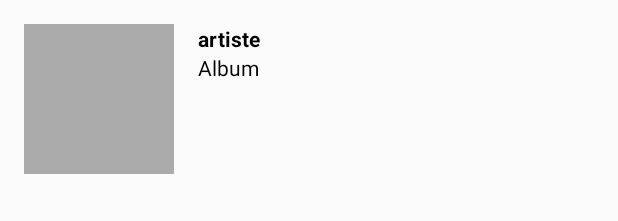
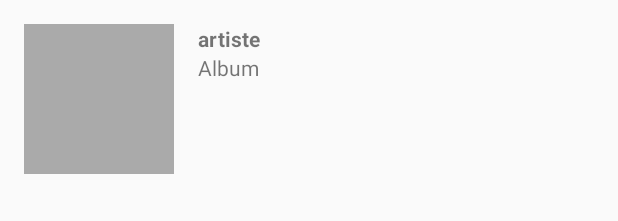
Before and after one commit to Gui-B/STRI-IHM-EXO4, an Android app: the layout row.xml on its own in the app's theme, with its tools: preview values and no code run, on a phone screen of 412 x 824 dp. Shown: the top 221 px of the screen. Run offline under Robolectric (Android 15) with nearby library versions, the light colour scheme and no system bars.

Commit message:
BETTER BETTER

```diff
--- a/app/src/main/res/layout/row.xml
+++ b/app/src/main/res/layout/row.xml
@@ -15,7 +15,6 @@
         android:id="@+id/artiste"
         android:layout_width="wrap_content"
         android:layout_height="wrap_content"
-        android:textColor="@android:color/black"
         android:layout_toEndOf="@+id/img"
         android:layout_alignTop="@+id/img"
         android:textStyle="bold"
@@ -27,7 +26,6 @@
         android:id="@+id/album"
         android:layout_width="wrap_content"
         android:layout_height="wrap_content"
-        android:textColor="@android:color/black"
         android:layout_alignStart="@+id/artiste"
         android:layout_below="@+id/artiste"
         android:paddingStart="@dimen/spacing_s"
```
